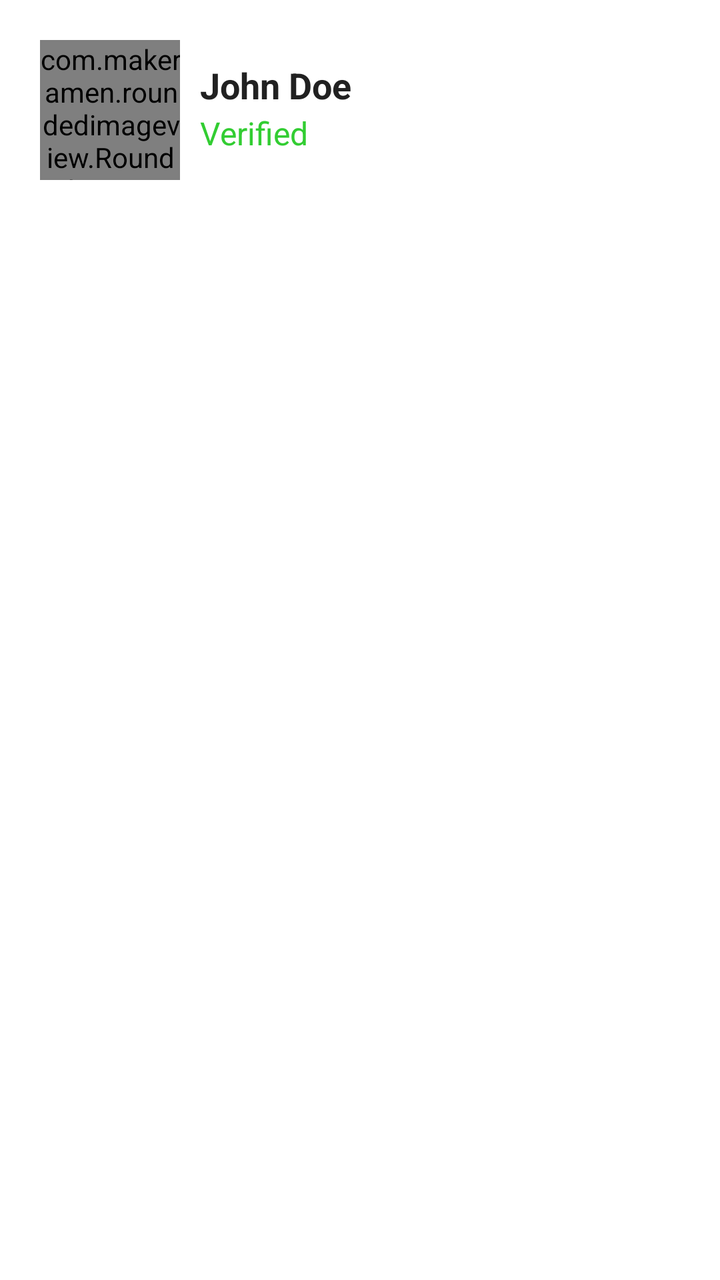
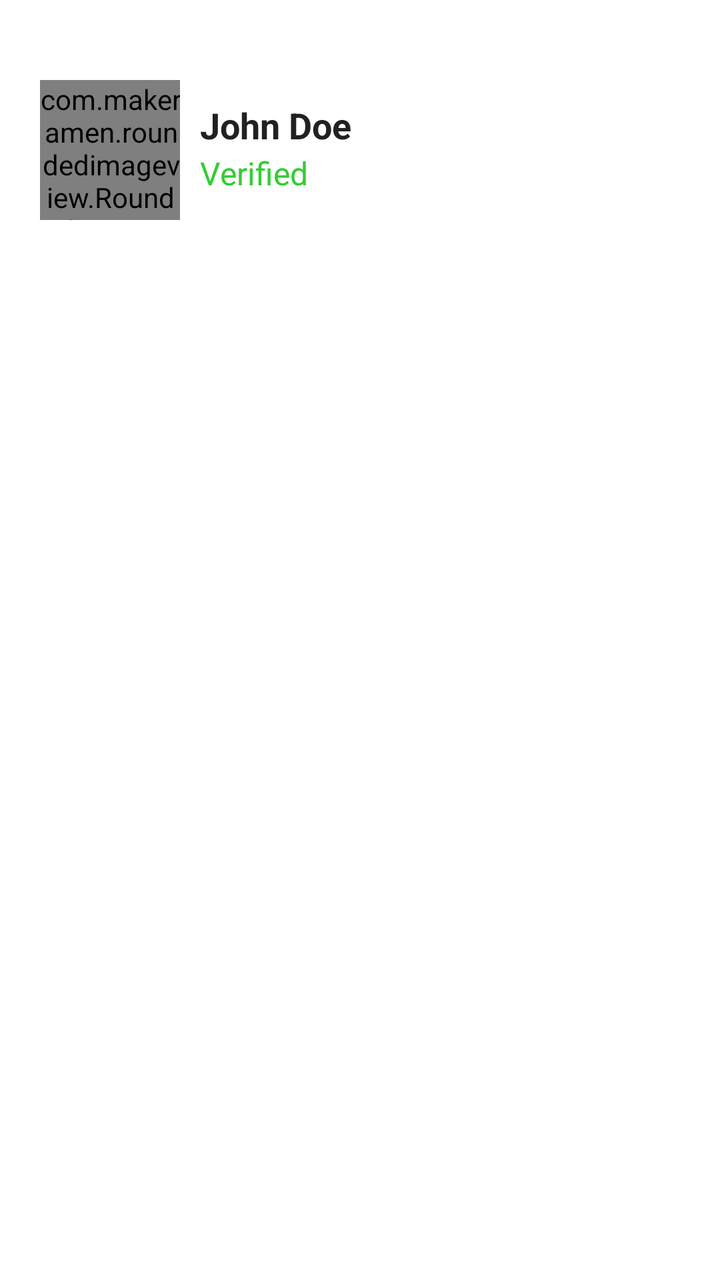

Before-and-after screenshots of an Android layout around one commit, followed by the original layout XML and the change that was made.
<!-- AndroidManifest.xml: application theme Theme.NavigationView -->
<!-- res/layout/nav_header_main.xml -->
<?xml version="1.0" encoding="utf-8"?>
<androidx.constraintlayout.widget.ConstraintLayout xmlns:android="http://schemas.android.com/apk/res/android"
    android:layout_width="match_parent"
    android:layout_height="wrap_content"
    xmlns:app="http://schemas.android.com/apk/res-auto"
    android:padding="20dp"
    android:theme="@style/ThemeOverlay.AppCompat.Dark">
    
    <com.makeramen.roundedimageview.RoundedImageView
        android:id="@+id/image_profile"
        android:layout_width="70dp"
        android:layout_height="70dp"
        android:scaleType="centerCrop"
        app:riv_oval="true"
        android:src="@drawable/profile_image"
        app:layout_constraintStart_toStartOf="parent"
        app:layout_constraintTop_toTopOf="parent"/>

    <View
        android:id="@+id/viewSupporter"
        android:layout_width="1dp"
        android:layout_height="1dp"
        app:layout_constraintBottom_toBottomOf="@id/image_profile"
        app:layout_constraintEnd_toEndOf="@id/image_profile"
        app:layout_constraintStart_toStartOf="@id/image_profile"
        app:layout_constraintTop_toTopOf="@id/image_profile"/>

    <TextView
        android:layout_width="0dp"
        android:layout_height="wrap_content"
        android:layout_marginStart="10dp"
        android:text="@string/john_doe"
        android:textColor="@color/colorPrimaryText"
        android:textSize="18sp"
        android:textStyle="bold"
        app:layout_constraintBottom_toTopOf="@id/viewSupporter"
        app:layout_constraintStart_toEndOf="@id/image_profile" />

    <TextView
        android:layout_width="0dp"
        android:layout_height="wrap_content"
        android:layout_marginStart="10dp"
        android:text="@string/verified"
        android:textColor="@color/colorGreen"
        android:textSize="16sp"
        app:layout_constraintStart_toEndOf="@id/image_profile"
        app:layout_constraintTop_toBottomOf="@id/viewSupporter"/>

</androidx.constraintlayout.widget.ConstraintLayout>
<!-- resources referenced by this layout -->
<resources>
  <color name="colorGreen">#32CD32</color>
  <color name="colorPrimaryText">#212121</color>
  <!-- drawable profile_image: jpg bitmap (drawable, 56759 bytes) -->
  <string name="john_doe">John Doe</string>
  <string name="verified">Verified</string>
  <style name="Theme.NavigationView" parent="Theme.MaterialComponents.DayNight.DarkActionBar">
          <item name="colorPrimary">@color/colorPrimary</item>
          <item name="android:statusBarColor" tools:targetApi="l">@color/colorPrimary</item>
      </style>
  <color name="colorPrimary">#673AB7</color>
</resources>

<!-- the commit's change to res/layout/nav_header_main.xml (unified diff, before → after) -->
@@ -11,6 +11,7 @@
         android:layout_width="70dp"
         android:layout_height="70dp"
         android:scaleType="centerCrop"
+        android:layout_marginTop="20dp"
         app:riv_oval="true"
         android:src="@drawable/profile_image"
         app:layout_constraintStart_toStartOf="parent"
